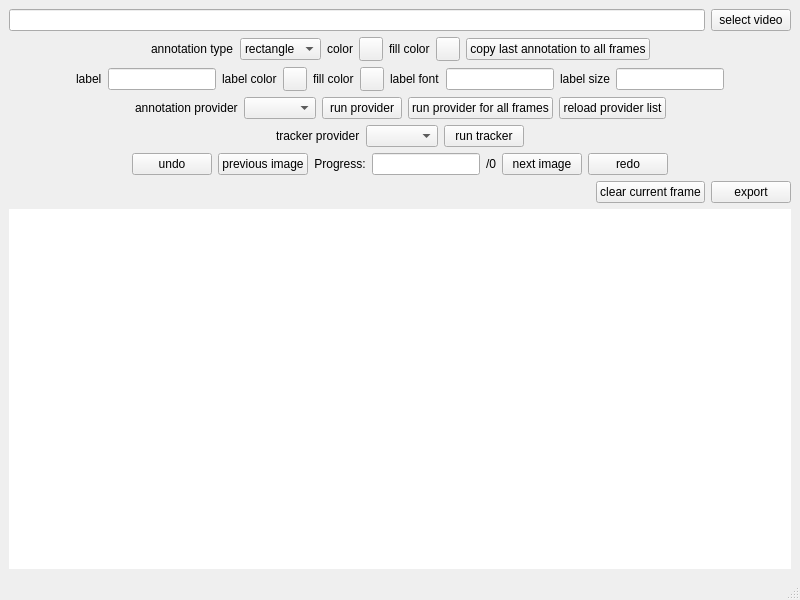
Old version of the form video_annotation.ui in the repository qianyu-wang/VideoAnnotation.
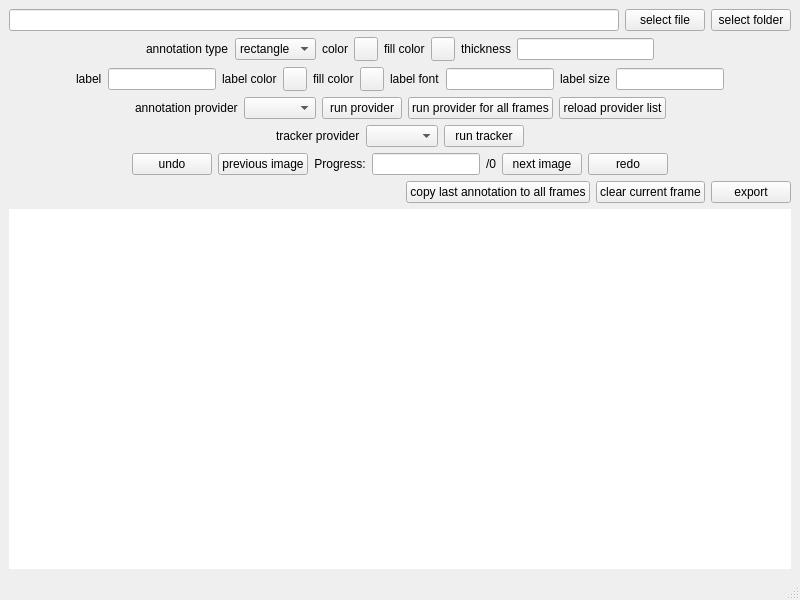
New version of the form. Custom widgets are drawn as their Qt base class.

Diff of the .ui file:
```diff
--- a/video_annotation.ui
+++ b/video_annotation.ui
@@ -16,21 +16,28 @@
   <widget class="QWidget" name="centralwidget">
    <layout class="QVBoxLayout" name="verticalLayout" stretch="0,0,0,0,0,0,0,1">
     <item>
-     <layout class="QHBoxLayout" name="horizontalLayout_2" stretch="0,0">
+     <layout class="QHBoxLayout" name="horizontalLayout_2" stretch="0,0,0">
       <item>
        <widget class="QLineEdit" name="text_file"/>
       </item>
       <item>
        <widget class="QPushButton" name="button_select_file">
         <property name="text">
-         <string>select video</string>
+         <string>select file</string>
+        </property>
+       </widget>
+      </item>
+      <item>
+       <widget class="QPushButton" name="button_select_folder">
+        <property name="text">
+         <string>select folder</string>
         </property>
        </widget>
       </item>
      </layout>
     </item>
     <item>
-     <layout class="QHBoxLayout" name="horizontalLayout" stretch="0,0,0,0,0,0,0,0,0">
+     <layout class="QHBoxLayout" name="horizontalLayout" stretch="0,0,0,0,0,0,0,0,0,0">
       <item>
        <spacer name="horizontalSpacer_5">
         <property name="orientation">
@@ -140,12 +147,15 @@
        </widget>
       </item>
       <item>
-       <widget class="QPushButton" name="button_copy_to_all">
+       <widget class="QLabel" name="label_12">
         <property name="text">
-         <string>copy last annotation to all frames</string>
+         <string>thickness</string>
         </property>
        </widget>
       </item>
+      <item>
+       <widget class="QLineEdit" name="text_thickness"/>
+      </item>
       <item>
        <spacer name="horizontalSpacer_4">
         <property name="orientation">
@@ -486,6 +496,13 @@
         </property>
        </spacer>
       </item>
+      <item>
+       <widget class="QPushButton" name="button_copy_to_all">
+        <property name="text">
+         <string>copy last annotation to all frames</string>
+        </property>
+       </widget>
+      </item>
       <item>
        <widget class="QPushButton" name="button_clear">
         <property name="text">
```
